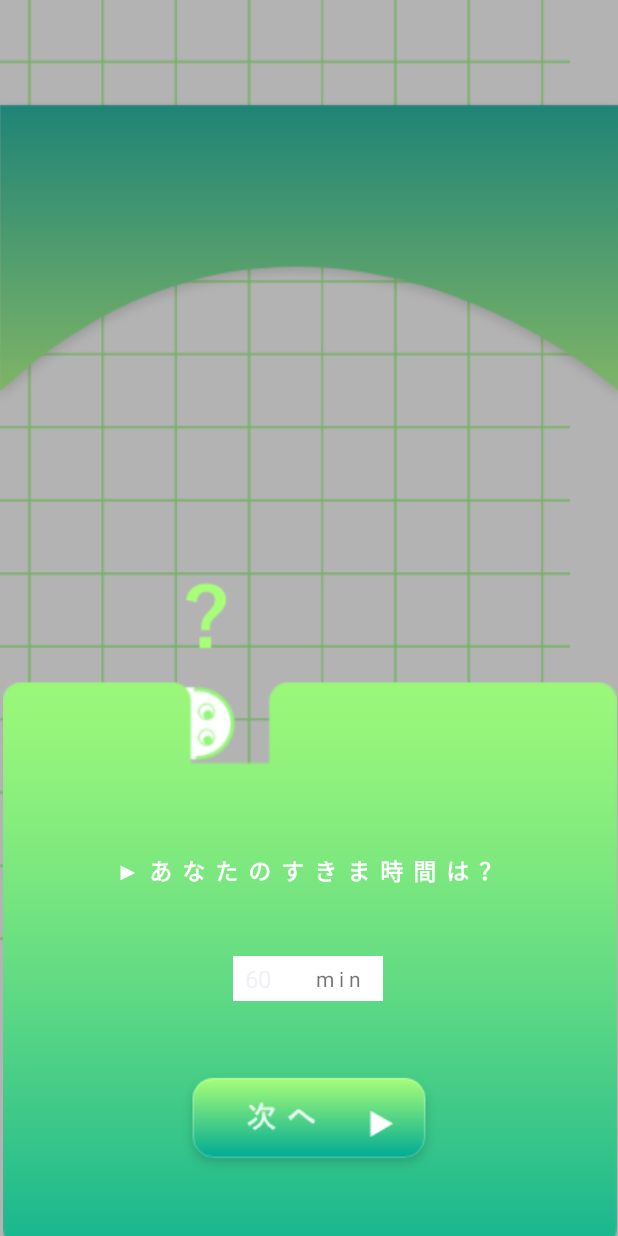
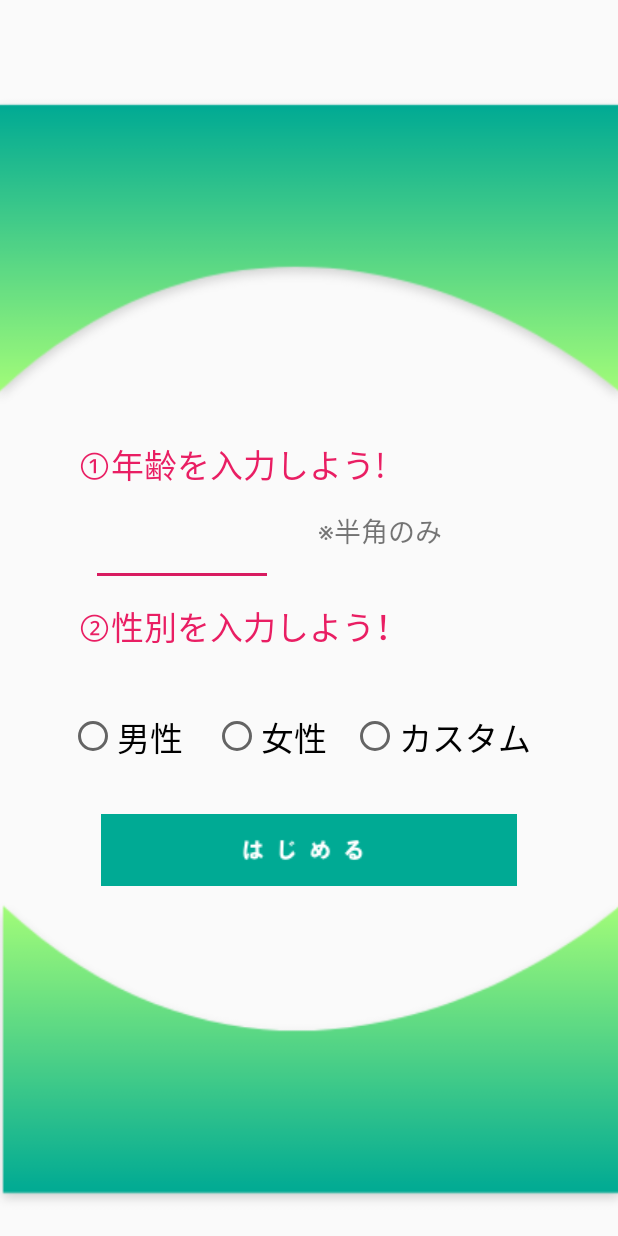
Before and after one commit to 2019-miraikeitai-org/ap2_sukima_Android, an Android app: the screen it shows after launch (time_layout before the commit, user_registration after it), after a tap on "は じ め る", on a phone screen of 412 x 824 dp. Run offline under Robolectric (Android 15) with nearby library versions, the phone set to English and light mode, and no system bars; libraries missing offline, so code that uses them is left out: com.facebook.stetho.

Commit message:
新規登録画面の追加

```diff
--- a/app/src/debug/res/values/google_maps_api.xml
+++ b/app/src/debug/res/values/google_maps_api.xml
@@ -20,5 +20,5 @@
     Once you have your key (it starts with "AIza"), replace the "google_maps_key"
     string in this file.
     -->
-    <string name="google_maps_key" templateMergeStrategy="preserve" translatable="false">AIzaSyAqhSKBAkSN2hWE1nazmlDmwenRFas7q3g</string>
+    <string name="google_maps_key" templateMergeStrategy="preserve" translatable="false">AIzaSyC14gKOXgCWdYZdavSdag6z9Qkr5Ylg9cw</string>
 </resources>
--- a/app/src/main/AndroidManifest.xml
+++ b/app/src/main/AndroidManifest.xml
@@ -51,6 +51,11 @@
         </activity>
 
         <activity
+            android:name=".user_registration"
+            android:label="Registration"
+            android:screenOrientation="portrait"> </activity>
+
+        <activity
             android:name=".time_layout"
             android:label="@string/title_activity_maps"
             android:screenOrientation="portrait"></activity>
--- a/app/src/main/java/com/example/sukima_android/MainActivity.kt
+++ b/app/src/main/java/com/example/sukima_android/MainActivity.kt
@@ -13,9 +13,17 @@ class MainActivity : AppCompatActivity() {
         super.onCreate(savedInstanceState)
         setContentView(R.layout.activity_main)
 
-        start_Button.setOnClickListener {
-            val intent = Intent(this, time_layout::class.java)
-            startActivity(intent)
-        }
+        val test = 1
+
+        if (test == 1) {
+            start_Button.setOnClickListener {
+                val intent = Intent(this, user_registration::class.java)
+                startActivity(intent)
+            }
+        } else
+            start_Button.setOnClickListener {
+                val intent = Intent(this, time_layout::class.java)
+                startActivity(intent)
+            }
     }
 }
--- /dev/null
+++ b/app/src/main/java/com/example/sukima_android/user_registration.kt
@@ -0,0 +1,38 @@
+package com.example.sukima_android
+
+import android.os.Bundle
+import android.widget.EditText
+import androidx.appcompat.app.AppCompatActivity
+import kotlinx.android.synthetic.main.user_registration.*
+import android.content.Intent
+
+class user_registration : AppCompatActivity() {
+    override fun onCreate(savedInstanceState: Bundle?) {
+        super.onCreate(savedInstanceState)
+        setContentView(R.layout.user_registration)
+
+
+
+        RegistrationButton.setOnClickListener {
+            //　年齢が入力されたときの処理
+            if(editText.text !=null){
+                var age = findViewById(R.id.editText) as EditText // 入力した年齢を変数に格納
+            }
+
+            // ラジオボタンが押されたときの処理
+            if(Man.isChecked == true){
+
+            }
+            else if(Women.isChecked == true){
+
+            }
+            else if(Custom.isChecked == true){
+
+            }
+
+            val intent = Intent(this, time_layout::class.java)
+            startActivity(intent)
+        }
+
+    }
+}
--- /dev/null
+++ b/app/src/main/res/layout/user_registration.xml
@@ -0,0 +1,35 @@
+<?xml version="1.0" encoding="UTF-8"?>
+
+    <LinearLayout android:orientation="horizontal" android:layout_height="match_parent" android:layout_width="match_parent" xmlns:tools="http://schemas.android.com/tools" xmlns:app="http://schemas.android.com/apk/res-auto" xmlns:android="http://schemas.android.com/apk/res/android">
+
+
+    <androidx.constraintlayout.widget.ConstraintLayout android:layout_height="match_parent" android:layout_width="match_parent" android:id="@+id/constraitLayout">
+
+    <TextView android:layout_height="32dp" android:layout_width="297dp" android:id="@+id/gender" app:layout_constraintTop_toBottomOf="@+id/age" app:layout_constraintStart_toStartOf="parent" app:layout_constraintHorizontal_bias="0.456" app:layout_constraintEnd_toEndOf="parent" app:layout_constraintBottom_toTopOf="@+id/gender_button" android:textSize="22sp" android:textColor="#E91E63" android:textAllCaps="false" android:text="②性別を入力しよう！" android:layout_marginTop="50dp"/>
+
+    <ImageView android:layout_height="218dp" android:layout_width="438dp" android:id="@+id/imageView" app:layout_constraintStart_toStartOf="parent" app:layout_constraintHorizontal_bias="0.518" app:layout_constraintEnd_toEndOf="parent" app:srcCompat="@drawable/top" app:layout_constraintTop_toTopOf="parent" app:layout_constraintBottom_toBottomOf="parent" android:layout_marginBottom="480dp"/>
+
+    <TextView android:layout_height="32dp" android:layout_width="297dp" android:id="@+id/age" app:layout_constraintTop_toBottomOf="@+id/imageView" app:layout_constraintStart_toStartOf="parent" app:layout_constraintHorizontal_bias="0.456" app:layout_constraintEnd_toEndOf="parent" app:layout_constraintBottom_toTopOf="@+id/imageView4" android:textSize="22sp" android:textColor="#E91E63" android:textAllCaps="false" android:text="①年齢を入力しよう!" app:layout_constraintVertical_bias="0.04"/>
+
+    <ImageView android:layout_height="218dp" android:layout_width="438dp" android:id="@+id/imageView4" app:layout_constraintStart_toStartOf="parent" app:layout_constraintHorizontal_bias="0.481" app:layout_constraintEnd_toEndOf="parent" android:layout_marginTop="550dp" app:srcCompat="@drawable/bottom" app:layout_constraintTop_toTopOf="parent" app:layout_constraintBottom_toBottomOf="parent" app:layout_constraintVertical_bias="0.729"/>
+
+    <EditText android:layout_height="45dp" android:layout_width="121dp" android:id="@+id/editText" app:layout_constraintTop_toBottomOf="@+id/age" app:layout_constraintStart_toStartOf="parent" app:layout_constraintEnd_toEndOf="parent" app:layout_constraintBottom_toTopOf="@+id/gender" android:layout_marginTop="10dp" android:inputType="number" android:ems="10" android:layout_marginRight="230dp" android:layout_marginEnd="230dp" android:layout_marginLeft="60dp" android:layout_marginStart="60dp"/>
+
+    <TextView android:layout_height="wrap_content" android:layout_width="wrap_content" android:id="@+id/textView2" app:layout_constraintTop_toBottomOf="@+id/age" android:textSize="18sp" android:text="※半角のみ" android:layout_marginTop="15dp" android:layout_marginLeft="30dp" android:layout_marginStart="30dp" app:layout_constraintStart_toEndOf="@+id/editText"/>
+
+    <ImageButton android:layout_height="48dp" android:layout_width="277dp" android:id="@+id/RegistrationButton" app:layout_constraintTop_toBottomOf="@+id/gender" app:layout_constraintStart_toStartOf="parent" app:layout_constraintEnd_toEndOf="parent" app:layout_constraintBottom_toTopOf="@+id/imageView4" android:layout_marginTop="60dp" app:srcCompat="@drawable/start" app:layout_constraintVertical_bias="1.0"/>
+
+
+    <RadioGroup android:orientation="horizontal" android:layout_height="48dp" android:layout_width="411dp" android:id="@+id/gender_button" app:layout_constraintTop_toBottomOf="@+id/gender" app:layout_constraintStart_toStartOf="parent" app:layout_constraintEnd_toEndOf="parent" app:layout_constraintBottom_toTopOf="@+id/RegistrationButton" android:layout_marginBottom="10dp" app:layout_constraintVertical_bias="1.0" android:layout_marginRight="30dp" android:layout_marginEnd="30dp">
+
+    <RadioButton android:layout_height="wrap_content" android:layout_width="wrap_content" android:id="@+id/Man" app:layout_constraintTop_toBottomOf="@+id/gender" app:layout_constraintStart_toStartOf="parent" android:textSize="22sp" android:text="男性" android:layout_marginTop="16dp" android:layout_marginLeft="20dp" android:layout_marginStart="60dp"/>
+
+    <RadioButton android:layout_height="wrap_content" android:layout_width="wrap_content" android:id="@+id/Women" app:layout_constraintTop_toBottomOf="@+id/gender" android:textSize="22sp" android:text="女性" android:layout_marginTop="16dp" android:layout_marginLeft="20dp" android:layout_marginStart="20dp" app:layout_constraintStart_toEndOf="@+id/Man"/>
+
+    <RadioButton android:layout_height="wrap_content" android:layout_width="136dp" android:id="@+id/Custom" app:layout_constraintTop_toBottomOf="@+id/gender" android:textSize="22sp" android:text="カスタム" android:layout_marginTop="16dp" android:layout_marginLeft="16dp" android:layout_marginStart="16dp" app:layout_constraintStart_toEndOf="@+id/Women"/>
+
+</RadioGroup>
+
+</androidx.constraintlayout.widget.ConstraintLayout>
+
+</LinearLayout>
```
